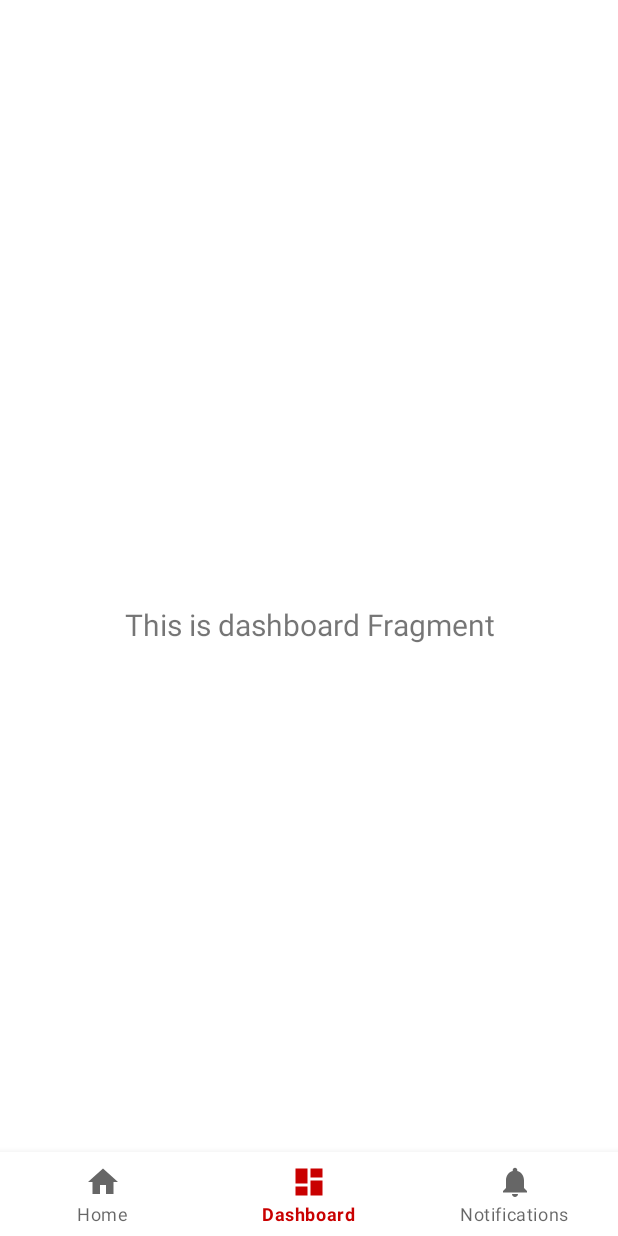
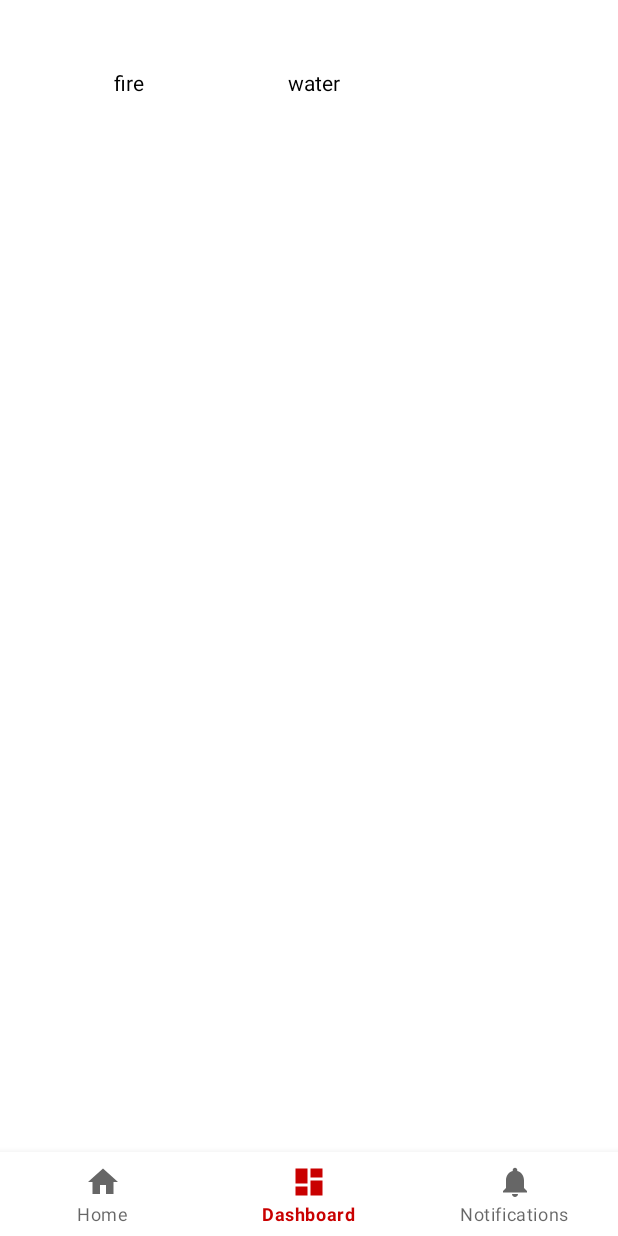
Before and after one commit to HenriqueCruz5341/PokedexAndroid, an Android app: the DashboardFragment screen opened through its navigation route, on a phone screen of 412 x 824 dp. Run offline under Robolectric (Android 15) with nearby library versions, the phone set to English and light mode, and no system bars; our stand-ins replace Room's generated code, navigation-ui.

Commit message:
Started new screen for pokemon types

```diff
--- a/app/src/main/java/com/example/pokedex/activities/SplashScreenActivity.kt
+++ b/app/src/main/java/com/example/pokedex/activities/SplashScreenActivity.kt
@@ -23,7 +23,6 @@ class SplashScreenActivity : AppCompatActivity() {
         binding = ActivitySplashScreenBinding.inflate(layoutInflater)
         setContentView(binding.root)
         splashScreenVM = ViewModelProvider(this)[SplashScreenViewModel::class.java]
-
         supportActionBar?.hide()
 
         val topPage = binding.topPage
@@ -39,6 +38,7 @@ class SplashScreenActivity : AppCompatActivity() {
         lockPokeballAnim.duration = 2000L
         lockPokeballAnim.interpolator = android.view.animation.AccelerateDecelerateInterpolator()
 
+        splashScreenVM.saveTypes()
         splashScreenVM.requestPokemons(object: MyCallback {
             override fun run () {
                 Handler(Looper.getMainLooper()).postDelayed({
--- a/app/src/main/java/com/example/pokedex/repository/database/client/ClientDatabase.kt
+++ b/app/src/main/java/com/example/pokedex/repository/database/client/ClientDatabase.kt
@@ -5,12 +5,20 @@ import androidx.room.Database
 import androidx.room.Room
 import androidx.room.RoomDatabase
 import com.example.pokedex.repository.database.dao.PokemonPageableDAO
+import com.example.pokedex.repository.database.dao.TypeDAO
+import com.example.pokedex.repository.database.dao.TypeRelationDAO
 import com.example.pokedex.repository.database.model.PokemonPageableEntity
+import com.example.pokedex.repository.database.model.TypeEntity
+import com.example.pokedex.repository.database.model.TypeRelationEntity
 
-@Database(entities = [PokemonPageableEntity::class], version = 1)
+@Database(entities = [PokemonPageableEntity::class, TypeEntity::class, TypeRelationEntity::class], version = 1)
 abstract class ClientDatabase : RoomDatabase() {
 
     abstract fun PokemonPageableDAO(): PokemonPageableDAO
+
+    abstract fun TypeDAO(): TypeDAO
+
+    abstract fun TypeRelationDAO(): TypeRelationDAO
 
     companion object {
         private lateinit var INSTANCE: ClientDatabase
--- /dev/null
+++ b/app/src/main/java/com/example/pokedex/repository/database/dao/TypeDAO.kt
@@ -0,0 +1,26 @@
+package com.example.pokedex.repository.database.dao
+
+import androidx.room.Dao
+import androidx.room.Delete
+import androidx.room.Insert
+import androidx.room.Query
+import androidx.room.Update
+import com.example.pokedex.repository.database.model.TypeEntity
+
+@Dao
+interface TypeDAO {
+    @Insert
+    fun insert(t: TypeEntity): Long
+
+    @Update
+    fun update(t: TypeEntity): Int
+
+    @Delete
+    fun delete(t: TypeEntity)
+
+    @Query("SELECT * FROM Types")
+    fun getAll(): List<TypeEntity>
+
+    @Query("SELECT * FROM Types WHERE id = :id")
+    fun getById(id: Int): TypeEntity?
+}
--- /dev/null
+++ b/app/src/main/java/com/example/pokedex/repository/database/dao/TypeRelationDAO.kt
@@ -0,0 +1,28 @@
+package com.example.pokedex.repository.database.dao
+
+import androidx.room.*
+import com.example.pokedex.repository.database.model.TypeRelationEntity
+
+@Dao
+interface TypeRelationDAO {
+    @Insert
+    fun insert(t: TypeRelationEntity): Long
+
+    @Update
+    fun update(t: TypeRelationEntity): Int
+
+    @Delete
+    fun delete(t: TypeRelationEntity)
+
+    @Query("SELECT * FROM TypeRelations")
+    fun getAll(): List<TypeRelationEntity>
+
+    @Query("SELECT * FROM TypeRelations WHERE defense_id = :defense_id")
+    fun getByDefenseId(defense_id: Int): List<TypeRelationEntity>
+
+    @Query("SELECT * FROM TypeRelations WHERE atack_id = :atack_id")
+    fun getByAtackId(atack_id: Int): List<TypeRelationEntity>
+
+    @Query("SELECT * FROM TypeRelations WHERE atack_id = :atack_id AND defense_id = :defense_id")
+    fun getByAtackAndDefenseId(atack_id: Int, defense_id: Int): TypeRelationEntity?
+}
--- /dev/null
+++ b/app/src/main/java/com/example/pokedex/repository/database/model/TypeEntity.kt
@@ -0,0 +1,16 @@
+package com.example.pokedex.repository.database.model
+
+import androidx.room.ColumnInfo
+import androidx.room.Entity
+import androidx.room.Index
+import androidx.room.PrimaryKey
+
+@Entity(tableName="Types", indices = [Index(value = ["id"], unique = true)])
+class TypeEntity {
+    @PrimaryKey(autoGenerate = true)
+    @ColumnInfo(name="id")
+    var id: Int = 0
+
+    @ColumnInfo(name="name")
+    var name: String = ""
+}
--- a/app/src/main/java/com/example/pokedex/ui/dashboard/DashboardFragment.kt
+++ b/app/src/main/java/com/example/pokedex/ui/dashboard/DashboardFragment.kt
@@ -4,14 +4,21 @@ import android.os.Bundle
 import android.view.LayoutInflater
 import android.view.View
 import android.view.ViewGroup
-import android.widget.TextView
+import android.widget.Toast
 import androidx.fragment.app.Fragment
+import androidx.lifecycle.Observer
 import androidx.lifecycle.ViewModelProvider
+import androidx.recyclerview.widget.GridLayoutManager
 import com.example.pokedex.databinding.FragmentDashboardBinding
+import com.example.pokedex.repository.database.model.TypeEntity
+import com.example.pokedex.ui.recycleView.types.ListTypesAdapter
+import com.example.pokedex.ui.recycleView.types.OnTypeListener
 
 class DashboardFragment : Fragment() {
 
     private var _binding: FragmentDashboardBinding? = null
+    private lateinit var dashboardViewModel: DashboardViewModel
+    private val typeAdapter = ListTypesAdapter()
 
     // This property is only valid between onCreateView and
     // onDestroyView.
@@ -22,17 +29,32 @@ class DashboardFragment : Fragment() {
         container: ViewGroup?,
         savedInstanceState: Bundle?
     ): View {
-        val dashboardViewModel =
-            ViewModelProvider(this).get(DashboardViewModel::class.java)
+        dashboardViewModel = ViewModelProvider(this)[DashboardViewModel::class.java]
 
         _binding = FragmentDashboardBinding.inflate(inflater, container, false)
         val root: View = binding.root
 
-        val textView: TextView = binding.textDashboard
-        dashboardViewModel.text.observe(viewLifecycleOwner) {
-            textView.text = it
+        binding.recyclerListTypes.layoutManager = GridLayoutManager(context, 3)
+        binding.recyclerListTypes.adapter = typeAdapter
+
+        val listener = object : OnTypeListener {
+            override fun onClick(type: TypeEntity) {
+                Toast.makeText(context, type.name, Toast.LENGTH_SHORT).show()
+            }
         }
+        typeAdapter.setListener(listener)
+
+        dashboardViewModel.getAllTypes()
+
+        setObserver()
+
         return root
+    }
+
+    private fun setObserver() {
+        dashboardViewModel.getTypeList().observe(viewLifecycleOwner, Observer {
+            typeAdapter.updateTypeList(it)
+        })
     }
 
     override fun onDestroyView() {
--- a/app/src/main/java/com/example/pokedex/ui/dashboard/DashboardViewModel.kt
+++ b/app/src/main/java/com/example/pokedex/ui/dashboard/DashboardViewModel.kt
@@ -1,13 +1,39 @@
 package com.example.pokedex.ui.dashboard
 
+import android.app.Application
+import androidx.lifecycle.AndroidViewModel
 import androidx.lifecycle.LiveData
 import androidx.lifecycle.MutableLiveData
 import androidx.lifecycle.ViewModel
+import com.example.pokedex.repository.database.client.ClientDatabase
+import com.example.pokedex.repository.database.model.PokemonPageableEntity
+import com.example.pokedex.repository.database.model.TypeEntity
+import com.example.pokedex.utils.Constants
 
-class DashboardViewModel : ViewModel() {
+class DashboardViewModel(application: Application) : AndroidViewModel(application) {
+    private var listMsg = MutableLiveData<Int>()
+    private var typeList = MutableLiveData<List<TypeEntity>>()
 
-    private val _text = MutableLiveData<String>().apply {
-        value = "This is dashboard Fragment"
+    fun getListMsg(): LiveData<Int> {
+        return listMsg
     }
-    val text: LiveData<String> = _text
+
+    fun getTypeList(): LiveData<List<TypeEntity>> {
+        return typeList
+    }
+
+    fun getAllTypes() {
+        val db = ClientDatabase.getDatabase(getApplication()).TypeDAO()
+        try {
+            val resp = db.getAll()
+            if (resp.isEmpty()) {
+                listMsg.value = Constants.BD_MSGS.NOT_FOUND
+            } else {
+                listMsg.value = Constants.BD_MSGS.SUCCESS
+                typeList.value = resp
+            }
+        } catch (e: Exception) {
+            listMsg.value = Constants.BD_MSGS.FAIL
+        }
+    }
 }
--- a/app/src/main/java/com/example/pokedex/ui/home/HomeFragment.kt
+++ b/app/src/main/java/com/example/pokedex/ui/home/HomeFragment.kt
@@ -9,7 +9,6 @@ import androidx.fragment.app.Fragment
 import androidx.lifecycle.Observer
 import androidx.lifecycle.ViewModelProvider
 import androidx.recyclerview.widget.GridLayoutManager
-import androidx.recyclerview.widget.LinearLayoutManager
 import com.example.pokedex.databinding.FragmentHomeBinding
 import com.example.pokedex.repository.database.model.PokemonPageableEntity
 import com.example.pokedex.ui.recycleView.pokemon.ListPokemonAdapter
--- a/app/src/main/java/com/example/pokedex/ui/recycleView/pokemon/ListPokemonViewHolder.kt
+++ b/app/src/main/java/com/example/pokedex/ui/recycleView/pokemon/ListPokemonViewHolder.kt
@@ -1,6 +1,5 @@
 package com.example.pokedex.ui.recycleView.pokemon
 
-import android.graphics.Bitmap
 import android.graphics.BitmapFactory
 import android.os.Handler
 import android.os.Looper
--- /dev/null
+++ b/app/src/main/java/com/example/pokedex/ui/recycleView/types/ListTypesAdapter.kt
@@ -0,0 +1,39 @@
+package com.example.pokedex.ui.recycleView.types
+
+import android.view.LayoutInflater
+import android.view.ViewGroup
+import androidx.recyclerview.widget.RecyclerView
+import com.example.pokedex.databinding.TypeLineBinding
+import com.example.pokedex.repository.database.model.TypeEntity
+import com.example.pokedex.ui.recycleView.pokemon.OnPokemonListener
+
+class ListTypesAdapter : RecyclerView.Adapter<ListTypesViewHolder>() {
+
+    private var typeList: List<TypeEntity> = listOf()
+    private lateinit var listener: OnTypeListener
+
+
+    override fun onCreateViewHolder(parent: ViewGroup, viewType: Int): ListTypesViewHolder {
+        val item = TypeLineBinding.inflate(
+            LayoutInflater.from(parent.context),
+            parent,false)
+        return ListTypesViewHolder(item, listener)
+    }
+
+    override fun onBindViewHolder(holder: ListTypesViewHolder, position: Int) {
+        holder.bindVH(typeList[position])
+    }
+
+    override fun getItemCount(): Int {
+        return typeList.count()
+    }
+
+    fun updateTypeList(list: List<TypeEntity>) {
+        typeList = list
+        notifyItemRangeChanged(0, list.size)
+    }
+
+    fun setListener(typeListener: OnTypeListener) {
+        listener = typeListener
+    }
+}
--- /dev/null
+++ b/app/src/main/java/com/example/pokedex/ui/recycleView/types/ListTypesViewHolder.kt
@@ -0,0 +1,24 @@
+package com.example.pokedex.ui.recycleView.types
+
+import android.graphics.BitmapFactory
+import android.os.Handler
+import android.os.Looper
+import androidx.recyclerview.widget.RecyclerView
+import com.example.pokedex.databinding.PokemonLineBinding
+import com.example.pokedex.databinding.TypeLineBinding
+import com.example.pokedex.repository.database.model.PokemonPageableEntity
+import com.example.pokedex.repository.database.model.TypeEntity
+import com.example.pokedex.ui.recycleView.pokemon.OnPokemonListener
+import java.net.URL
+import java.util.concurrent.Executors
+
+class ListTypesViewHolder(private val binding: TypeLineBinding, private val listener: OnTypeListener) : RecyclerView.ViewHolder(binding.root) {
+    fun bindVH(type: TypeEntity){
+        binding.typeName.text = type.name
+
+        binding.typeName.setOnClickListener {
+            listener.onClick(type)
+        }
+    }
+
+}
--- /dev/null
+++ b/app/src/main/java/com/example/pokedex/ui/recycleView/types/OnTypeListener.kt
@@ -0,0 +1,7 @@
+package com.example.pokedex.ui.recycleView.types
+
+import com.example.pokedex.repository.database.model.TypeEntity
+
+interface OnTypeListener {
+    fun onClick(type: TypeEntity)
+}
--- a/app/src/main/res/layout/fragment_dashboard.xml
+++ b/app/src/main/res/layout/fragment_dashboard.xml
@@ -6,17 +6,15 @@
     android:layout_height="match_parent"
     tools:context=".ui.dashboard.DashboardFragment">
 
-    <TextView
-        android:id="@+id/text_dashboard"
+    <androidx.recyclerview.widget.RecyclerView
+        android:id="@+id/recycler_list_types"
         android:layout_width="match_parent"
         android:layout_height="wrap_content"
-        android:layout_marginStart="8dp"
-        android:layout_marginTop="8dp"
-        android:layout_marginEnd="8dp"
-        android:textAlignment="center"
-        android:textSize="20sp"
-        app:layout_constraintBottom_toBottomOf="parent"
-        app:layout_constraintEnd_toEndOf="parent"
+        app:layout_constraintTop_toTopOf="parent"
         app:layout_constraintStart_toStartOf="parent"
-        app:layout_constraintTop_toTopOf="parent" />
+        android:layout_marginTop="30dp"
+        android:layout_marginStart="20dp"
+        android:layout_marginEnd="20dp"
+        />
+
 </androidx.constraintlayout.widget.ConstraintLayout>
--- /dev/null
+++ b/app/src/main/res/layout/type_line.xml
@@ -0,0 +1,18 @@
+<?xml version="1.0" encoding="utf-8"?>
+<androidx.appcompat.widget.LinearLayoutCompat xmlns:android="http://schemas.android.com/apk/res/android"
+    android:layout_width="wrap_content"
+    android:layout_height="wrap_content"
+    android:padding="15dp"
+    android:orientation="vertical">
+
+    <TextView
+        android:id="@+id/type_name"
+        android:layout_width="100dp"
+        android:layout_height="wrap_content"
+        android:text="@string/type_name"
+        android:textSize="14sp"
+        android:textColor="@color/black"
+        android:textAlignment="center"
+        />
+
+</androidx.appcompat.widget.LinearLayoutCompat>
--- a/app/src/main/res/values/strings.xml
+++ b/app/src/main/res/values/strings.xml
@@ -8,6 +8,7 @@
     <string name="title_activity_main">MainActivity</string>
     <string name="pokemon_image">PokemonImage</string>
     <string name="pokemon_name">PokemonName</string>
+    <string name="type_name">TypeName</string>
     <!-- Strings used for fragments for navigation -->
     <string name="first_fragment_label">First Fragment</string>
     <string name="second_fragment_label">Second Fragment</string>
```
Also changed, not shown: app/src/main/java/com/example/pokedex/activities/viewModel/SplashScreenViewModel.kt (+56 -8 lines), app/src/main/java/com/example/pokedex/repository/database/model/TypeRelationEntity.kt (added, +19 -0 lines).
